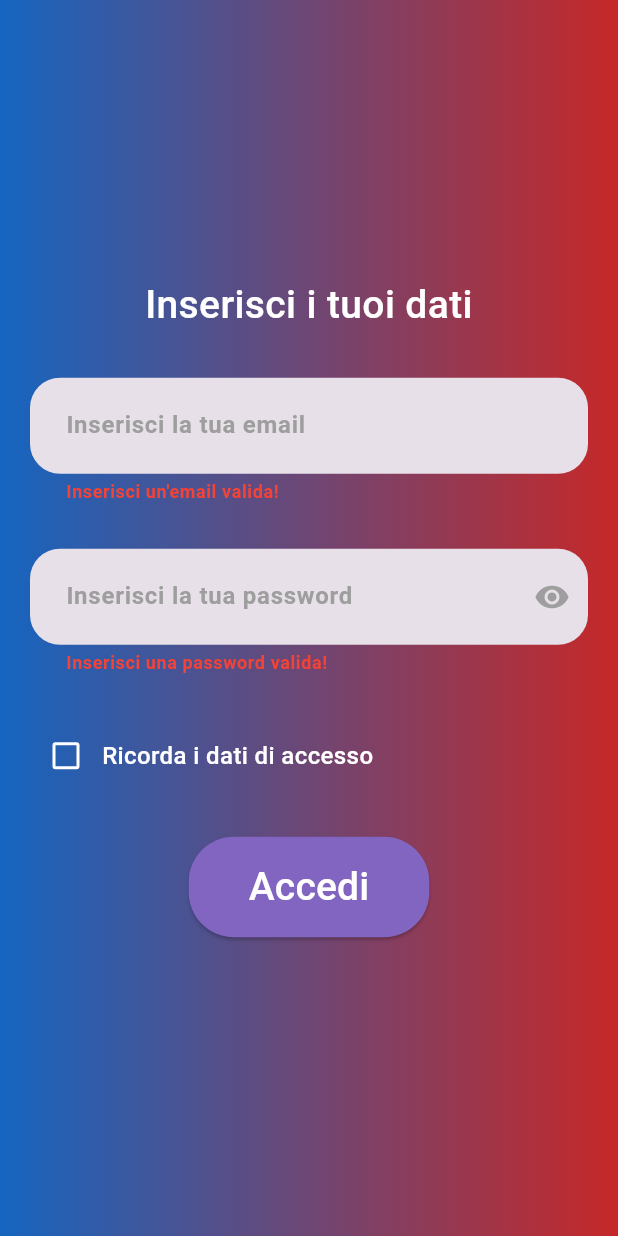
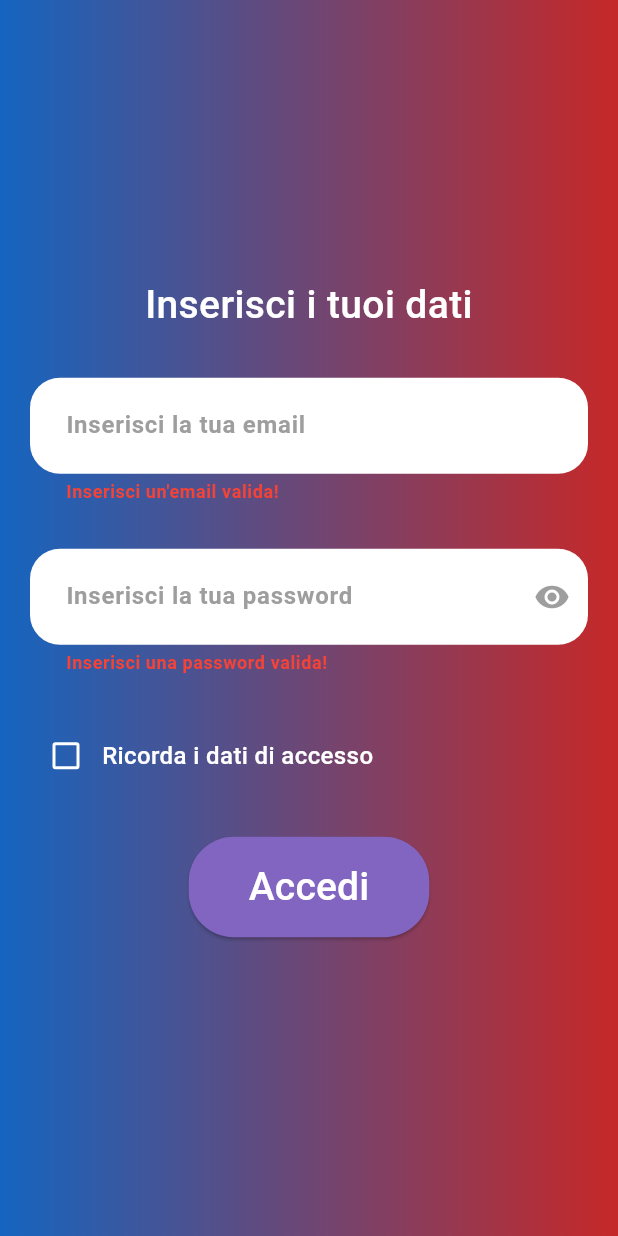
Before and after one commit to AAleDG/myworker, a Flutter app: the screen it shows after launch, after a tap on "Login", after a tap on "Accedi", on a phone screen of 412 x 824 dp. Run offline on Flutter 3.47's test engine with Material 3 defaults, Android fonts, the phone set to English and light mode, and no system bars; our stand-ins replace auto_route, bloc, cloud_firestore, equatable, firebase_auth, firebase_core and 4 more; accounts and stored records are empty.

Commit message:
feat: fix login flow and ui

```diff
--- a/myworkers/lib/core/common_widgets/common_text_field.dart
+++ b/myworkers/lib/core/common_widgets/common_text_field.dart
@@ -8,6 +8,10 @@ class AppTextField extends StatelessWidget {
   final void Function(String)? onChange;
   final bool? obscureText;
   final VoidCallback? onPressed;
+  final TextInputType keyboardType;
+  final FocusNode? focusNode;
+  final bool autofocus;
+
   const AppTextField({
     super.key,
     required this.controller,
@@ -17,15 +21,22 @@ class AppTextField extends StatelessWidget {
     this.onChange,
     this.obscureText,
     this.onPressed,
+    this.keyboardType = TextInputType.text,
+    this.focusNode,
+    this.autofocus = false,
   });
 
   @override
   Widget build(BuildContext context) {
     return TextFormField(
+      autofocus: autofocus,
+      focusNode: focusNode,
       obscureText: obscureText ?? false,
       controller: controller,
+      keyboardType: keyboardType,
       validator: validator,
       onChanged: onChange,
+      enableInteractiveSelection: true,
       decoration: InputDecoration(
         suffixIcon: obscureText != null
             ? IconButton(
@@ -46,6 +57,7 @@ class AppTextField extends StatelessWidget {
           fontWeight: FontWeight.bold,
         ),
         filled: true,
+        fillColor: Colors.white,
         hintText: hintText,
         hintStyle: const TextStyle(
           color: Colors.grey,
--- a/myworkers/lib/core/provider/app_multi_bloc.dart
+++ b/myworkers/lib/core/provider/app_multi_bloc.dart
@@ -20,7 +20,7 @@ class AppMultiBlocProvider extends StatelessWidget {
           create: (context) => SplashCubit()..startSplashTimer(),
         ),
         BlocProvider(
-          create: (context) => LoginCubit(),
+          create: (context) => LoginCubit()..initCubit(),
         ),
         BlocProvider(
           create: (context) => RegistrationCubit(),
--- a/myworkers/lib/features/home/cubit/home_cubit.dart
+++ b/myworkers/lib/features/home/cubit/home_cubit.dart
@@ -19,7 +19,7 @@ class HomeCubit extends Cubit<HomeState> {
     final supabase = Supabase.instance.client;
     final User? user = supabase.auth.currentUser;
     UserEntity userEntity = UserEntity(phoneNumber: user?.phone);
-    print(userEntity);
+    print(userEntity.cf);
     emit(state.copyWith(user: user));
   }
 
--- a/myworkers/lib/features/login/presentations/screen/login_screen.dart
+++ b/myworkers/lib/features/login/presentations/screen/login_screen.dart
@@ -1,9 +1,11 @@
 import 'package:auto_route/auto_route.dart';
 import 'package:flutter/material.dart';
 import 'package:flutter_bloc/flutter_bloc.dart';
+import 'package:myworkers/core/common_widgets/app_scaffold.dart';
 import 'package:myworkers/core/l10n/l10n_ext.dart';
-import 'package:myworkers/features/firebase/auth_gate.dart';
+import 'package:myworkers/core/router/router.dart';
 import 'package:myworkers/features/login/cubit/login_cubit.dart';
+import 'package:myworkers/features/supabase/supabase_utilies.dart';
 
 import '../../../../core/common_widgets/export_widgets.dart';
 
@@ -16,33 +18,32 @@ class LoginScreen extends StatefulWidget {
 }
 
 class _LoginScreenState extends State<LoginScreen> {
+  late GlobalKey<FormState> keys;
+  late FocusNode _emailFocusNode;
+  late FocusNode _passwordFocusNode;
+
   @override
   void initState() {
     super.initState();
-    WidgetsBinding.instance.addPostFrameCallback((_) {
-      context.read<LoginCubit>().initCubit();
-    });
+    keys = GlobalKey<FormState>();
+    _emailFocusNode = FocusNode();
+    _passwordFocusNode = FocusNode();
+  }
+
+  @override
+  void dispose() {
+    _emailFocusNode.dispose();
+    _passwordFocusNode.dispose();
+    super.dispose();
   }
 
   @override
   Widget build(BuildContext context) {
-    final GlobalKey<FormState> keys = GlobalKey<FormState>();
-    return BlocBuilder<LoginCubit, LoginState>(
-      builder: (context, state) => Form(
+    final cubit = context.read<LoginCubit>();
+    return Form(
       key: keys,
-        child: Scaffold(
-          body: Container(
-            height: double.infinity,
-            width: double.infinity,
-            decoration: BoxDecoration(
-              gradient: LinearGradient(
-                colors: [
-                  Colors.blue[800]!,
-                  Colors.red[800]!,
-                ],
-              ),
-            ),
-            child: Padding(
+      child: AppScaffold(
+        body: Padding(
           padding: const EdgeInsets.all(20.0),
           child: SingleChildScrollView(
             child: Column(
@@ -59,15 +60,14 @@ class _LoginScreenState extends State<LoginScreen> {
                   height: 30,
                 ),
                 AppTextField(
-                      onChange: context.read<LoginCubit>().updateEmail,
-                      controller: context.read<LoginCubit>().emailController,
+                  onChange: cubit.updateEmail,
+                  controller: cubit.emailController,
+                  focusNode: _emailFocusNode,
                   hintText: context.l10nCore.loginPageEmailHint,
                   validator: (value) {
                     if (value == null || value.isEmpty) {
-                          return context
-                              .l10nCore.loginPageHintTextErrorEmptyEmail;
-                        } else if (!value.contains('@') ||
-                            !value.contains('.')) {
+                      return context.l10nCore.loginPageHintTextErrorEmptyEmail;
+                    } else if (!value.contains('@') || !value.contains('.')) {
                       return context.l10nCore.loginPageHintTextValidEmail;
                     } else {
                       return null;
@@ -77,27 +77,38 @@ class _LoginScreenState extends State<LoginScreen> {
                 const SizedBox(
                   height: 30,
                 ),
-                    AppTextField(
-                      onChange: context.read<LoginCubit>().updatePassword,
-                      controller: context.read<LoginCubit>().passwordController,
+                BlocBuilder<LoginCubit, LoginState>(
+                  builder: (context, state) {
+                    return AppTextField(
+                      onChange: cubit.updatePassword,
+                      controller: cubit.passwordController,
+                      focusNode: _passwordFocusNode,
                       hintText: context.l10nCore.loginPagePasswordHint,
                       obscureText: state.showPassword,
-                      onPressed: context.read<LoginCubit>().toggleShowPassword,
+                      onPressed: () {
+                        cubit.toggleShowPassword();
+                        _emailFocusNode.unfocus();
+                        _passwordFocusNode.requestFocus();
+                      },
                       validator: (value) {
                         if (value == null || value.isEmpty) {
                           return context
                               .l10nCore.loginPageHintTextErrorEmptyPassword;
-                        } else if (value.length <= 8) {
+                        } else if (value.length > 12) {
                           return context
                               .l10nCore.loginPageHintTextValidPassword;
                         }
                         return null;
                       },
+                    );
+                  },
                 ),
                 const SizedBox(
                   height: 30,
                 ),
-                    Row(
+                BlocBuilder<LoginCubit, LoginState>(
+                  builder: (context, state) {
+                    return Row(
                       children: [
                         Checkbox(
                           value: state.rememberAccessData,
@@ -106,9 +117,7 @@ class _LoginScreenState extends State<LoginScreen> {
                             color: Colors.white,
                             width: 2,
                           ),
-                          onChanged: (_) {
-                            context.read<LoginCubit>().updateDataaccess();
-                          },
+                          onChanged: (_) => cubit.updateDataaccess(),
                         ),
                         AppText(
                           context.l10nCore.loginPageRememberMe,
@@ -120,24 +129,31 @@ class _LoginScreenState extends State<LoginScreen> {
                           maxLines: 1,
                         ),
                       ],
+                    );
+                  },
                 ),
                 const SizedBox(
                   height: 30,
                 ),
                 AppButton(
-                      onPressed: () {
+                  onPressed: () async {
                     if (keys.currentState!.validate()) {
-                          if (GoogleSignInService.errorCode.isNotEmpty) {
+                      SupabaseUtilies()
+                          .signIn(
+                        cubit.emailController.text,
+                        cubit.passwordController.text,
+                      )
+                          .then((value) {
+                        if (value.session != null) {
+                          AutoRouter.of(context).replace(const HomeRoute());
+                        } else {
                           ScaffoldMessenger.of(context).showSnackBar(
-                              SnackBar(
-                                backgroundColor: Colors.white,
-                                content: Text(
-                                  GoogleSignInService.errorCode,
-                                  style: TextStyle(color: Colors.black),
-                                ),
+                            const SnackBar(
+                              content: AppText('Error during login process'),
                             ),
                           );
                         }
+                      });
                     }
                   },
                   textButton: context.l10nCore.loginPageAccessButtonText,
@@ -147,8 +163,6 @@ class _LoginScreenState extends State<LoginScreen> {
           ),
         ),
       ),
-        ),
-      ),
     );
   }
 }
--- a/myworkers/lib/main.dart
+++ b/myworkers/lib/main.dart
@@ -32,6 +32,7 @@
   Widget build(BuildContext context) {
     return AppMultiBlocProvider(
       child: MaterialApp.router(
+        debugShowCheckedModeBanner: false,
         routerConfig: _appRouter.config(),
         supportedLocales: CoreLocalizations.supportedLocales,
         localizationsDelegates: const [
```
Also changed, not shown: myworkers/lib/features/login/cubit/login_cubit.dart (+0 -18 lines), myworkers/lib/features/persona_information/presentation/personal_information_screen.dart (+12 -12 lines), myworkers/lib/features/registration/cubit/registration_cubit.dart (+10 -0 lines), myworkers/lib/features/supabase/supabase_utilies.dart (+6 -1 lines). Lines whose indentation alone changed are shown as unchanged.
